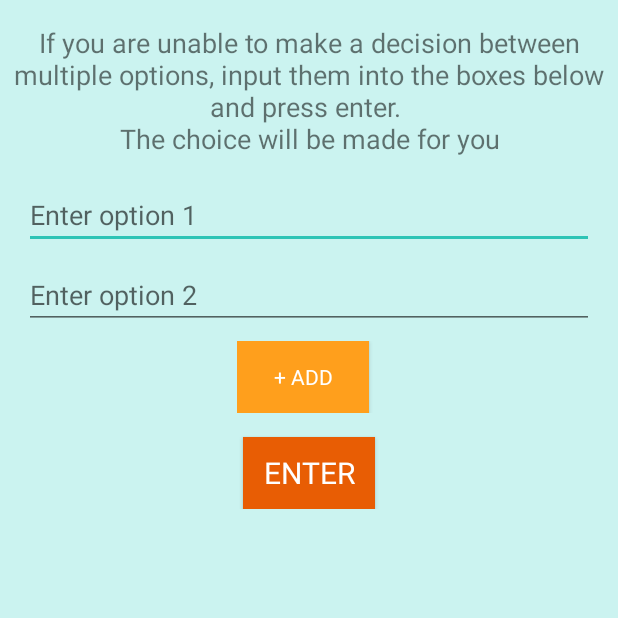
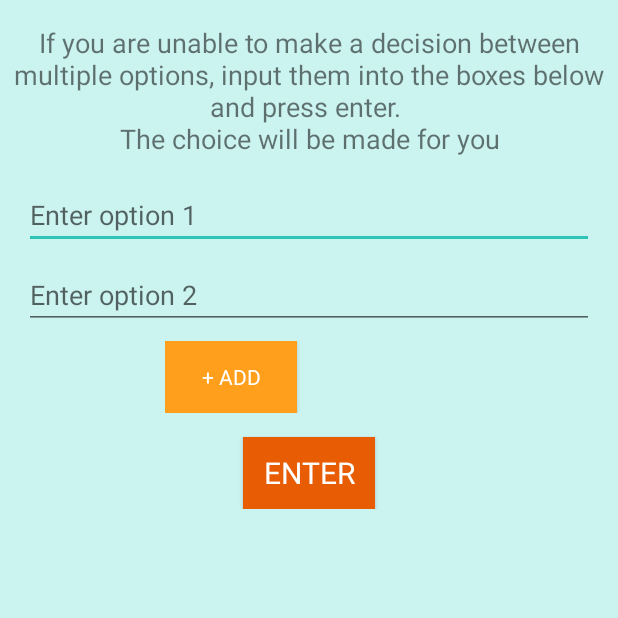
Before and after one commit to ypattan/EMMM, an Android app: the screen it shows after launch (MainActivity), after a tap on "- REMOVE", on a phone screen of 412 x 824 dp, the top half of it. Run offline under Robolectric (Android 15) with nearby library versions, the phone set to English and light mode, and no system bars; Roboto replaces fonts that are not available here; 1 other tap on this screen came first.

Commit message:
fixed add and remove button visiblity issues

```diff
--- a/app/src/main/java/com/example/decisionpicker/MainActivity.kt
+++ b/app/src/main/java/com/example/decisionpicker/MainActivity.kt
@@ -91,7 +91,7 @@ class MainActivity : AppCompatActivity() {
         } else{
             option5.visibility = View.VISIBLE
             option5.requestFocus()
-            addButton.visibility = View.GONE
+            addButton.visibility = View.INVISIBLE
             numberOptions = 5
         }
     }
@@ -115,7 +115,7 @@ class MainActivity : AppCompatActivity() {
             option3.visibility = View.GONE
             option3.text = null
             numberOptions = 2
-            removeButton.visibility = View.GONE
+            removeButton.visibility = View.INVISIBLE
         }
         addButton.visibility = View.VISIBLE
     }
```
